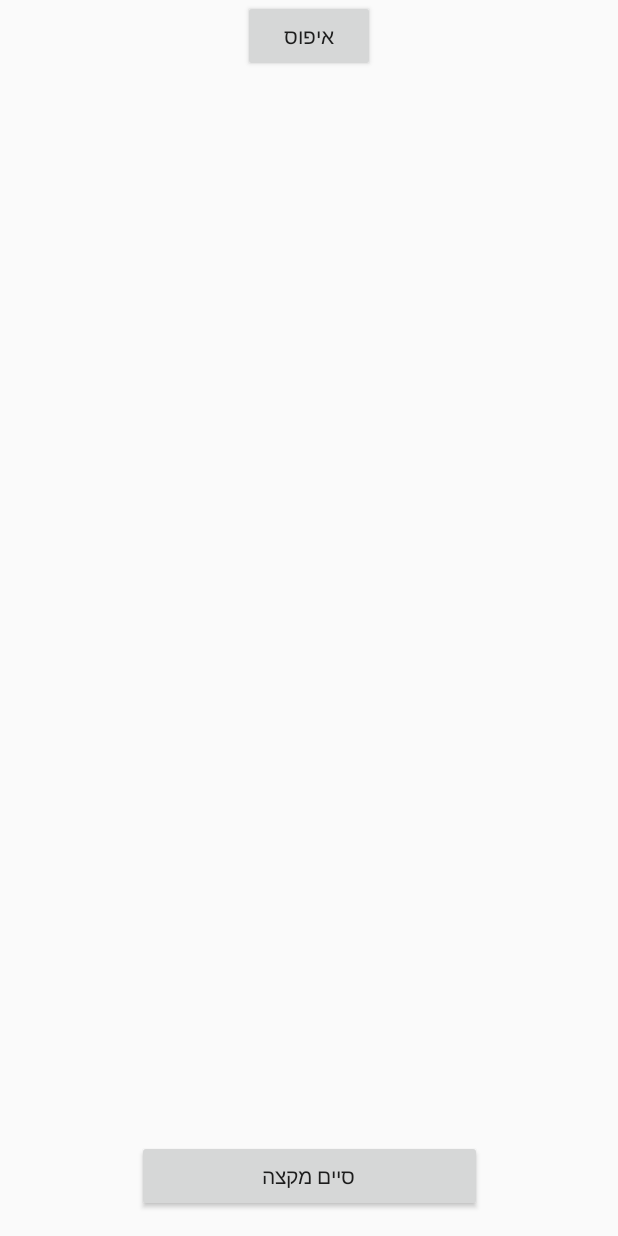
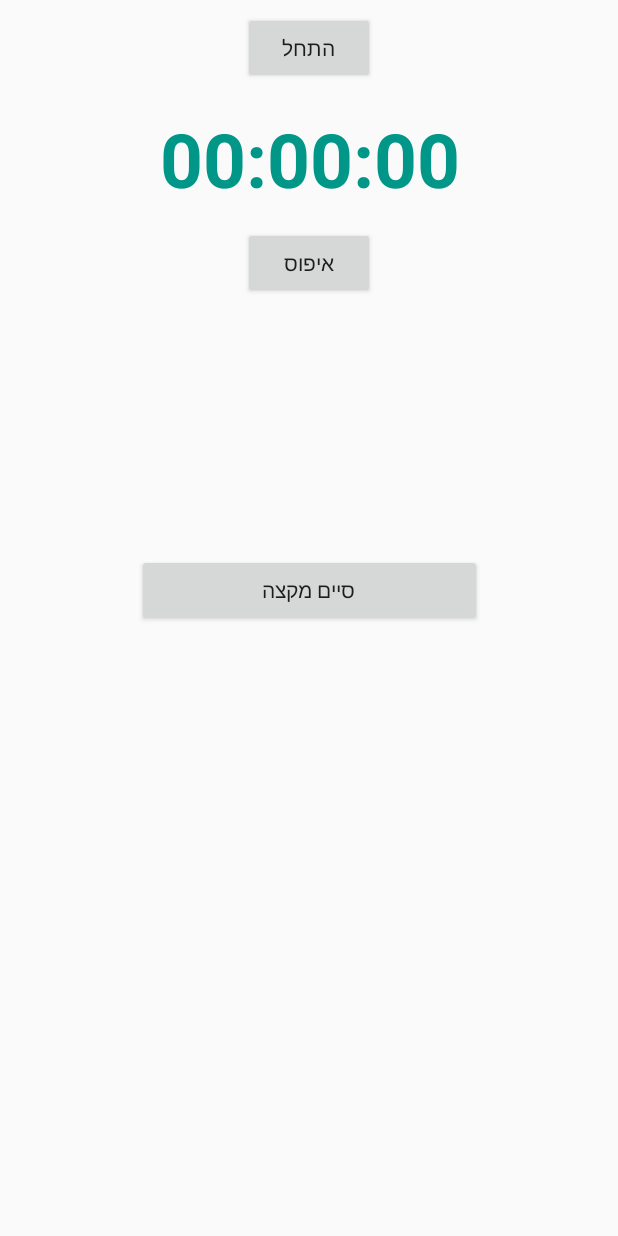
Before and after one commit to amirl1086/SwimmingCompetitions, an Android app: the IterationsActivity screen opened directly, with no data from a screen before it, on a phone screen of 412 x 824 dp. Run offline under Robolectric (Android 15) with nearby library versions, the phone set to English and light mode, and no system bars.

Commit message:
worked on iteration screen

```diff
--- a/android/app/src/main/res/layout/activity_iterations.xml
+++ b/android/app/src/main/res/layout/activity_iterations.xml
@@ -6,23 +6,24 @@
     android:layout_height="match_parent"
     tools:context="com.app.swimmingcompetitions.swimmingcompetitions.IterationsActivity">
 
+
     <TextView
         android:id="@+id/time_view"
         android:layout_width="wrap_content"
         android:layout_height="wrap_content"
         android:layout_alignParentTop="true"
         android:layout_centerHorizontal="true"
-        android:layout_marginBottom="8dp"
         android:layout_marginEnd="8dp"
         android:layout_marginStart="8dp"
-        android:text="00:00:00"
+        android:layout_marginTop="16dp"
+        android:text="@string/timer_reset_time"
         android:textColor="#009688"
-        android:textSize="50dp"
+        android:textSize="50sp"
         android:textStyle="bold"
-        app:layout_constraintBottom_toTopOf="@+id/reset_btn"
         app:layout_constraintEnd_toEndOf="parent"
         app:layout_constraintHorizontal_bias="0.502"
-        app:layout_constraintStart_toStartOf="parent" />
+        app:layout_constraintStart_toStartOf="parent"
+        app:layout_constraintTop_toBottomOf="@+id/start_time_btn" />
 
     <Button
         android:id="@+id/start_time_btn"
@@ -31,12 +32,10 @@
         android:layout_alignParentLeft="true"
         android:layout_alignParentStart="true"
         android:layout_below="@+id/time_view"
-        android:layout_marginBottom="8dp"
         android:layout_marginEnd="8dp"
         android:layout_marginStart="8dp"
         android:layout_marginTop="8dp"
         android:text="@string/start_timer"
-        app:layout_constraintBottom_toTopOf="@+id/time_view"
         app:layout_constraintEnd_toEndOf="parent"
         app:layout_constraintStart_toStartOf="parent"
         app:layout_constraintTop_toTopOf="parent" />
@@ -51,10 +50,11 @@
         android:layout_marginBottom="8dp"
         android:layout_marginEnd="8dp"
         android:layout_marginStart="8dp"
+        android:layout_marginTop="12dp"
         android:text="@string/reset_stopper"
-        app:layout_constraintBottom_toTopOf="@+id/linearLayout"
         app:layout_constraintEnd_toEndOf="parent"
-        app:layout_constraintStart_toStartOf="parent" />
+        app:layout_constraintStart_toStartOf="parent"
+        app:layout_constraintTop_toBottomOf="@+id/time_view" />
 
     <Button
         android:id="@+id/end_iteration_btn"
@@ -62,25 +62,50 @@
         android:layout_height="wrap_content"
         android:layout_below="@+id/start_time_btn"
         android:layout_centerHorizontal="true"
-        android:layout_marginBottom="16dp"
         android:layout_marginEnd="8dp"
         android:layout_marginStart="8dp"
+        android:layout_marginTop="52dp"
         android:text="@string/end_iteration"
-        app:layout_constraintBottom_toBottomOf="parent"
         app:layout_constraintEnd_toEndOf="parent"
-        app:layout_constraintStart_toStartOf="parent" />
+        app:layout_constraintStart_toStartOf="parent"
+        app:layout_constraintTop_toBottomOf="@+id/buttons_layout" />
 
-    <LinearLayout
+    <GridLayout
+        android:id="@+id/participant_names_layout"
+        android:layout_width="match_parent"
+        android:layout_height="28dp"
+        android:layout_marginEnd="8dp"
+        android:layout_marginStart="8dp"
+        android:layout_marginTop="40dp"
+        android:orientation="horizontal"
+        app:layout_constraintEnd_toEndOf="parent"
+        app:layout_constraintHorizontal_bias="0.0"
+        app:layout_constraintStart_toStartOf="parent"
+        app:layout_constraintTop_toBottomOf="@+id/reset_btn" />
+
+    <GridLayout
         android:id="@+id/buttons_layout"
-        android:layout_width="368dp"
-        android:layout_height="295dp"
-        android:layout_marginBottom="8dp"
+        android:layout_width="match_parent"
+        android:layout_height="50dp"
         android:layout_marginEnd="8dp"
         android:layout_marginStart="8dp"
         android:orientation="horizontal"
-        app:layout_constraintBottom_toTopOf="@+id/end_iteration_btn"
         app:layout_constraintEnd_toEndOf="parent"
-        app:layout_constraintStart_toStartOf="parent"></LinearLayout>
+        app:layout_constraintHorizontal_bias="0.0"
+        app:layout_constraintStart_toStartOf="parent"
+        app:layout_constraintTop_toBottomOf="@+id/participant_names_layout" />
 
+    <GridLayout
+        android:id="@+id/participant_results_layout"
+        android:layout_width="match_parent"
+        android:layout_height="28dp"
+        android:layout_marginEnd="8dp"
+        android:layout_marginStart="8dp"
+        android:layout_marginTop="124dp"
+        android:orientation="horizontal"
+        app:layout_constraintEnd_toEndOf="parent"
+        app:layout_constraintHorizontal_bias="0.0"
+        app:layout_constraintStart_toStartOf="parent"
+        app:layout_constraintTop_toBottomOf="@+id/reset_btn" />
 
 </android.support.constraint.ConstraintLayout>
--- a/android/app/src/main/res/values/strings.xml
+++ b/android/app/src/main/res/values/strings.xml
@@ -66,4 +66,5 @@
     <string name="reset_stopper">איפוס</string>
     <string name="start_timer">התחל</string>
     <string name="end_iteration">סיים מקצה</string>
+    <string name="timer_reset_time">00:00:00</string>
 </resources>
```
Also changed, not shown: android/app/src/main/java/com/app/swimmingcompetitions/swimmingcompetitions/Competition.java (+43 -25 lines), android/app/src/main/java/com/app/swimmingcompetitions/swimmingcompetitions/IterationsActivity.java (+197 -90 lines), android/app/src/main/java/com/app/swimmingcompetitions/swimmingcompetitions/Participant.java (+9 -0 lines), android/app/src/main/java/com/app/swimmingcompetitions/swimmingcompetitions/ViewCompetitionActivity.java (+23 -22 lines), android/app/src/main/java/com/app/swimmingcompetitions/swimmingcompetitions/ViewCompetitionsActivity.java (+2 -5 lines), android/app/src/main/res/layout/activity_view_competition.xml (+9 -6 lines), 1 other file.
